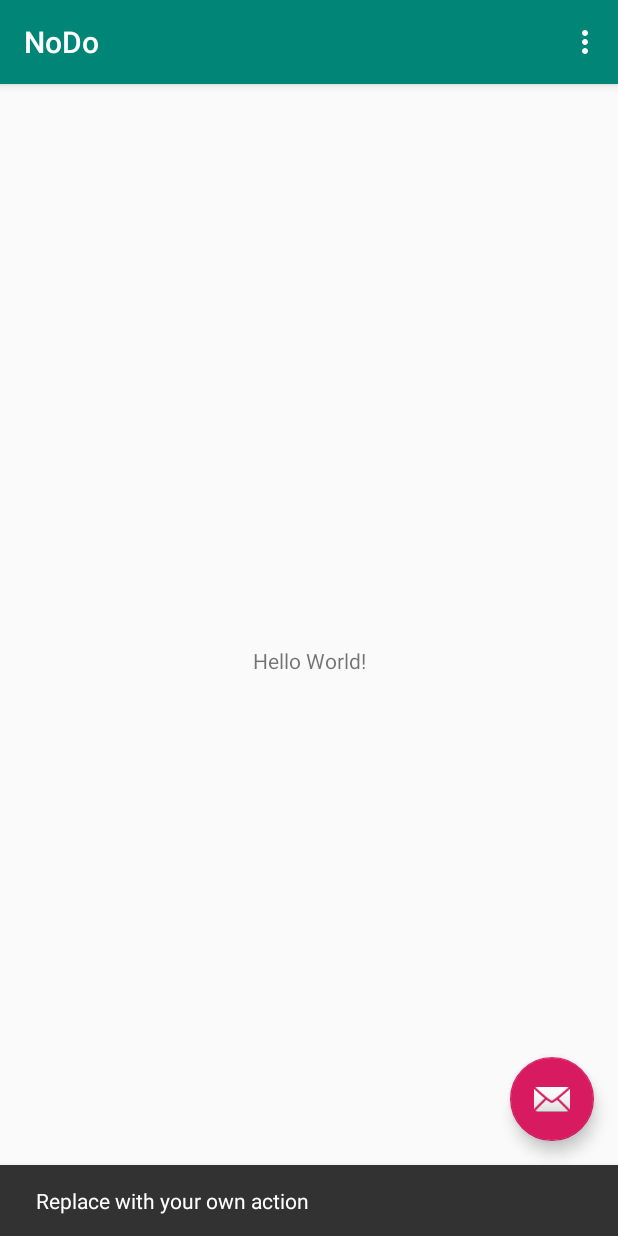
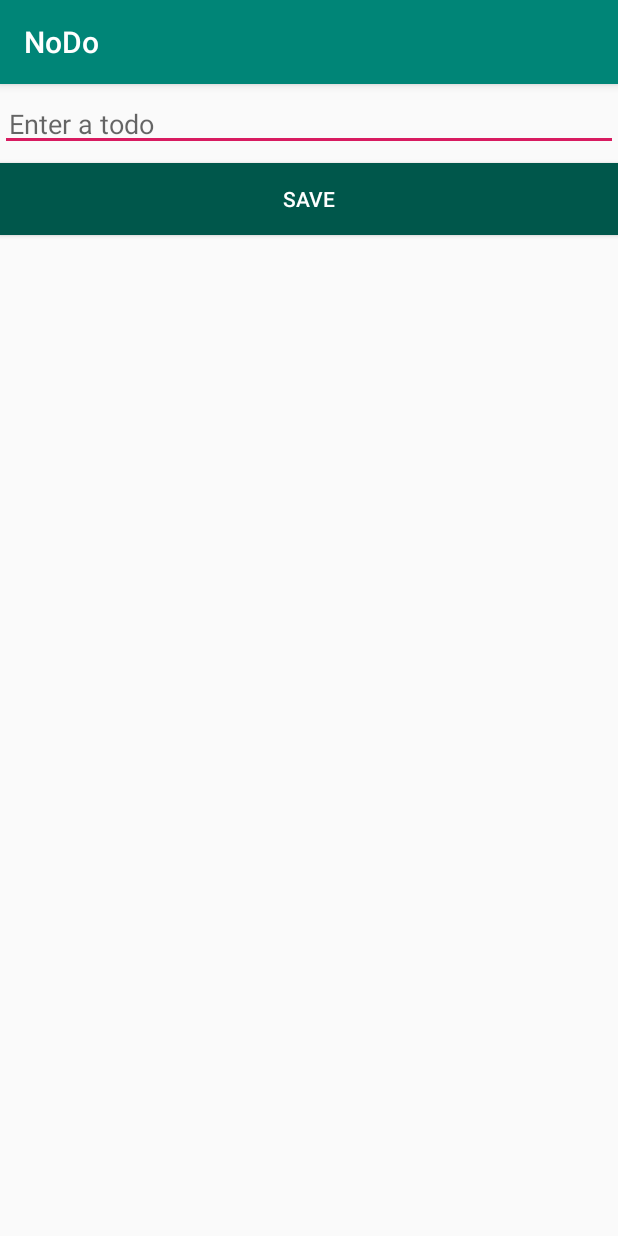
Before and after one commit to esaddag/NoDo, an Android app: the screen it shows after launch (MainActivity before the commit, NewToDoActivity after it), after a tap on an icon or button, on a phone screen of 412 x 824 dp. Run offline under Robolectric (Android 15) with nearby library versions, the phone set to English and light mode, and no system bars; our stand-ins replace Room's generated code.

Commit message:
last changes

```diff
--- a/app/build.gradle
+++ b/app/build.gradle
@@ -31,7 +31,7 @@ dependencies {
     implementation "android.arch.persistence.room:runtime:$rootProject.roomVersion"
     annotationProcessor "android.arch.persistence.room:compiler:$rootProject.roomVersion"
     androidTestImplementation "android.arch.persistence.room:testing:$rootProject.roomVersion"
-0
+    0
     //lifecycle components
     implementation "android.arch.lifecycle:extensions:$rootProject.archLifecycleVersion"
     annotationProcessor "android.arch.lifecycle:compiler:$rootProject.archLifecycleVersion"
--- a/app/src/main/AndroidManifest.xml
+++ b/app/src/main/AndroidManifest.xml
@@ -9,6 +9,7 @@
         android:roundIcon="@mipmap/ic_launcher_round"
         android:supportsRtl="true"
         android:theme="@style/AppTheme">
+        <activity android:name=".NewToDoActivity"></activity>
         <activity
             android:name=".MainActivity"
             android:label="@string/app_name"
--- a/app/src/main/java/com/example/nodo/MainActivity.java
+++ b/app/src/main/java/com/example/nodo/MainActivity.java
@@ -1,18 +1,36 @@
 package com.example.nodo;
 
+import android.content.Intent;
 import android.os.Bundle;
 
+import com.example.nodo.model.NoDo;
+import com.example.nodo.model.NoDoViewModel;
+import com.example.nodo.ui.NoDoListAdapter;
 import com.google.android.material.floatingactionbutton.FloatingActionButton;
 import com.google.android.material.snackbar.Snackbar;
 
+import androidx.annotation.Nullable;
 import androidx.appcompat.app.AppCompatActivity;
 import androidx.appcompat.widget.Toolbar;
+import androidx.lifecycle.Observer;
+import androidx.lifecycle.ViewModel;
+import androidx.lifecycle.ViewModelProvider;
+import androidx.lifecycle.ViewModelProviders;
+import androidx.recyclerview.widget.LinearLayoutManager;
+import androidx.recyclerview.widget.RecyclerView;
 
 import android.view.View;
 import android.view.Menu;
 import android.view.MenuItem;
+import android.widget.Toast;
+
+import java.util.List;
 
 public class MainActivity extends AppCompatActivity {
+
+    private static final int NEW_TODO_REQUEST_CODE = 1;
+    private NoDoListAdapter noDoListAdapter;
+    private NoDoViewModel noDoViewModel;
 
     @Override
     protected void onCreate(Bundle savedInstanceState) {
@@ -21,12 +39,27 @@ public class MainActivity extends AppCompatActivity {
         Toolbar toolbar = findViewById(R.id.toolbar);
         setSupportActionBar(toolbar);
 
+        noDoViewModel = ViewModelProviders.of(this).get(NoDoViewModel.class);
+
+        RecyclerView recyclerView = findViewById(R.id.recyclerview);
+        noDoListAdapter = new NoDoListAdapter(this);
+        recyclerView.setAdapter(noDoListAdapter);
+        recyclerView.setLayoutManager(new LinearLayoutManager(this));
+
         FloatingActionButton fab = findViewById(R.id.fab);
         fab.setOnClickListener(new View.OnClickListener() {
             @Override
             public void onClick(View view) {
-                Snackbar.make(view, "Replace with your own action", Snackbar.LENGTH_LONG)
-                        .setAction("Action", null).show();
+               Intent intent = new Intent(MainActivity.this, NewToDoActivity.class);
+               startActivityForResult(intent,NEW_TODO_REQUEST_CODE);
+            }
+        });
+
+        noDoViewModel.getAllNoDos().observe(this, new Observer<List<NoDo>>() {
+            @Override
+            public void onChanged(List<NoDo> noDos) {
+                //update the cached copy of todos in the adapter
+                noDoListAdapter.setToDo(noDos);
             }
         });
     }
@@ -52,4 +85,16 @@ public class MainActivity extends AppCompatActivity {
 
         return super.onOptionsItemSelected(item);
     }
+
+    @Override
+    protected void onActivityResult(int requestCode, int resultCode, @Nullable Intent data) {
+        super.onActivityResult(requestCode, resultCode, data);
+        if(requestCode== NEW_TODO_REQUEST_CODE && resultCode ==RESULT_OK){
+            assert data != null;
+            NoDo noDo = new NoDo(data.getStringExtra(NewToDoActivity.EXTRA_REPLY));
+            noDoViewModel.insert(noDo);
+        }else{
+            Toast.makeText(this,R.string.empty_not_saved,Toast.LENGTH_SHORT).show();
+        }
+    }
 }
--- /dev/null
+++ b/app/src/main/java/com/example/nodo/NewToDoActivity.java
@@ -0,0 +1,40 @@
+package com.example.nodo;
+
+import androidx.appcompat.app.AppCompatActivity;
+
+import android.content.Intent;
+import android.os.Bundle;
+import android.text.TextUtils;
+import android.view.View;
+import android.widget.Button;
+import android.widget.EditText;
+
+public class NewToDoActivity extends AppCompatActivity {
+    public static final String EXTRA_REPLY = "todonun içi";
+    private EditText editText;
+
+    @Override
+    protected void onCreate(Bundle savedInstanceState) {
+        super.onCreate(savedInstanceState);
+        setContentView(R.layout.activity_new_to_do);
+
+        editText = findViewById(R.id.edit_todo);
+
+        final Button saveButton = findViewById(R.id.button_save);
+        saveButton.setOnClickListener(new View.OnClickListener() {
+            @Override
+            public void onClick(View v) {
+                Intent replyIntent = new Intent();
+                if(TextUtils.isEmpty(editText.getText())){
+                    setResult(RESULT_CANCELED,replyIntent);
+                }else {
+                    String todoString = editText.getText().toString();
+                    replyIntent.putExtra(EXTRA_REPLY, todoString);
+                    setResult(RESULT_OK,replyIntent);
+                }
+                finish();
+            }
+        });
+
+    }
+}
--- a/app/src/main/java/com/example/nodo/data/NoDoRoomDatabase.java
+++ b/app/src/main/java/com/example/nodo/data/NoDoRoomDatabase.java
@@ -1,12 +1,16 @@
 package com.example.nodo.data;
 
 import android.content.Context;
+import android.os.AsyncTask;
 
+import androidx.annotation.NonNull;
 import androidx.room.Database;
 import androidx.room.Insert;
 import androidx.room.Room;
 import androidx.room.RoomDatabase;
+import androidx.sqlite.db.SupportSQLiteDatabase;
 
+import com.example.nodo.R;
 import com.example.nodo.model.NoDo;
 
 @Database(entities = {NoDo.class}, version = 1)
@@ -22,11 +26,41 @@ public abstract class NoDoRoomDatabase extends RoomDatabase {
                 if(INSTANCE == null){
 
                     INSTANCE = Room.databaseBuilder(context.getApplicationContext(),
-                            NoDoRoomDatabase.class, "nodo_database").build();
+                            NoDoRoomDatabase.class, "nodo_database")
+                            .addCallback(roomDatabaseCallback)
+                            .build();
                 }
             }
         }
         return INSTANCE;
     }
 
+    private static RoomDatabase.Callback roomDatabaseCallback =
+            new RoomDatabase.Callback(){
+                @Override
+                public void onOpen(@NonNull SupportSQLiteDatabase db) {
+                    super.onOpen(db);
+                    new PopulateDbAsync(INSTANCE).execute();
+                }
+            };
+
+    private static class PopulateDbAsync extends AsyncTask<Void,Void,Void> {
+        private final NoDoDao noDoDao;
+        public PopulateDbAsync(NoDoRoomDatabase db) {
+            noDoDao = db.noDoDao();
+        }
+
+        @Override
+        protected Void doInBackground(Void... voids) {
+           //noDoDao.deleteAll();//removes all items from our table
+
+            /*NoDo noDo = new NoDo("yeni bişey");
+            noDoDao.insert(noDo);
+
+            noDo = new NoDo("bu da başka bişey");
+            noDoDao.insert(noDo);*/
+
+            return null;
+        }
+    }
 }
--- /dev/null
+++ b/app/src/main/java/com/example/nodo/model/NoDoViewModel.java
@@ -0,0 +1,33 @@
+package com.example.nodo.model;
+
+import android.app.Application;
+
+import androidx.annotation.NonNull;
+import androidx.lifecycle.AndroidViewModel;
+import androidx.lifecycle.LiveData;
+
+import com.example.nodo.util.NoDoRepository;
+
+import java.util.List;
+
+
+public class NoDoViewModel extends AndroidViewModel {
+
+    private NoDoRepository noDoRepository;
+    private LiveData<List<NoDo>> allNoDos;
+
+    public NoDoViewModel(@NonNull Application application) {
+        super(application);
+        noDoRepository = new NoDoRepository(application);
+        allNoDos = noDoRepository.getAllNoDos();
+
+    }
+
+    public LiveData<List<NoDo>> getAllNoDos() {
+        return allNoDos;
+    }
+
+    public void insert(NoDo noDo){
+        noDoRepository.insert(noDo);
+    }
+}
--- /dev/null
+++ b/app/src/main/java/com/example/nodo/ui/NoDoListAdapter.java
@@ -0,0 +1,66 @@
+package com.example.nodo.ui;
+
+import android.content.Context;
+import android.view.LayoutInflater;
+import android.view.View;
+import android.view.ViewGroup;
+import android.widget.TextView;
+
+import androidx.annotation.NonNull;
+import androidx.recyclerview.widget.RecyclerView;
+
+import com.example.nodo.R;
+import com.example.nodo.model.NoDo;
+
+import java.util.List;
+
+public class NoDoListAdapter extends RecyclerView.Adapter<NoDoListAdapter.NoDoViewHolder> {
+
+    private final LayoutInflater noDoInflater;
+    private List<NoDo> noDoList; // cached copy of nodo items
+
+    public NoDoListAdapter(Context context) {
+        noDoInflater = LayoutInflater.from(context);
+    }
+
+    @NonNull
+    @Override
+    public NoDoViewHolder onCreateViewHolder(@NonNull ViewGroup parent, int viewType) {
+        View view = noDoInflater.inflate(R.layout.recyclerview_item, parent, false);
+        return new NoDoViewHolder(view);
+    }
+
+    @Override
+    public void onBindViewHolder(@NonNull NoDoViewHolder holder, int position) {
+        if (noDoList != null) {
+            NoDo current = noDoList.get(position);
+            holder.noDoTextView.setText(current.getNoDo());
+        } else {
+            holder.noDoTextView.setText(R.string.no_todo);
+        }
+    }
+
+    public void setToDo(List<NoDo> nodos) {
+        noDoList = nodos;
+        notifyDataSetChanged();
+    }
+
+
+    @Override
+    public int getItemCount() {
+        if (noDoList != null)
+            return noDoList.size();
+        else
+            return 0;
+    }
+
+    public class NoDoViewHolder extends RecyclerView.ViewHolder {
+
+        private TextView noDoTextView;
+
+        public NoDoViewHolder(@NonNull View itemView) {
+            super(itemView);
+            noDoTextView = itemView.findViewById(R.id.textView);
+        }
+    }
+}
--- a/app/src/main/java/com/example/nodo/util/NoDoRepository.java
+++ b/app/src/main/java/com/example/nodo/util/NoDoRepository.java
@@ -23,11 +23,11 @@ public class NoDoRepository {
         allNoDos = noDoDao.getAllNoDos();
     }
 
-    LiveData<List<NoDo>> getAllNoDos(){
+    public LiveData<List<NoDo>> getAllNoDos(){
         return allNoDos;
     }
 
-    void insert(NoDo noDo){
+    public void insert(NoDo noDo){
         new insertAsyncTask(noDoDao).execute(noDo);
 
     }
--- /dev/null
+++ b/app/src/main/res/drawable/ic_add_box_black_24dp.xml
@@ -0,0 +1,5 @@
+<vector android:height="24dp" android:tint="#FEFEFE"
+    android:viewportHeight="24.0" android:viewportWidth="24.0"
+    android:width="24dp" xmlns:android="http://schemas.android.com/apk/res/android">
+    <path android:fillColor="#FF000000" android:pathData="M19,3L5,3c-1.11,0 -2,0.9 -2,2v14c0,1.1 0.89,2 2,2h14c1.1,0 2,-0.9 2,-2L21,5c0,-1.1 -0.9,-2 -2,-2zM17,13h-4v4h-2v-4L7,13v-2h4L11,7h2v4h4v2z"/>
+</vector>
--- a/app/src/main/res/layout/activity_main.xml
+++ b/app/src/main/res/layout/activity_main.xml
@@ -28,6 +28,6 @@
         android:layout_height="wrap_content"
         android:layout_gravity="bottom|end"
         android:layout_margin="@dimen/fab_margin"
-        app:srcCompat="@android:drawable/ic_dialog_email" />
+        app:srcCompat="@drawable/ic_add_box_black_24dp" />
 
 </androidx.coordinatorlayout.widget.CoordinatorLayout>
--- /dev/null
+++ b/app/src/main/res/layout/activity_new_to_do.xml
@@ -0,0 +1,28 @@
+<?xml version="1.0" encoding="utf-8"?>
+<LinearLayout
+    android:orientation="vertical"
+    xmlns:android="http://schemas.android.com/apk/res/android"
+    xmlns:tools="http://schemas.android.com/tools"
+    android:layout_width="match_parent"
+    android:layout_height="match_parent"
+    tools:context=".NewToDoActivity">
+
+    <EditText
+        android:id="@+id/edit_todo"
+        android:hint="@string/hint_todo"
+        android:inputType="textAutoComplete"
+        android:padding="6dp"
+        android:textSize="18sp"
+        android:layout_marginBottom="8dp"
+        android:layout_marginTop="8dp"
+        android:layout_width="match_parent"
+        android:layout_height="wrap_content"/>
+    <Button
+        android:id="@+id/button_save"
+        android:background="@color/colorPrimaryDark"
+        android:textColor="@android:color/white"
+        android:text="@string/save_text"
+        android:layout_width="match_parent"
+        android:layout_height="wrap_content"/>
+
+</LinearLayout>
--- a/app/src/main/res/layout/content_main.xml
+++ b/app/src/main/res/layout/content_main.xml
@@ -8,13 +8,13 @@
     tools:context=".MainActivity"
     tools:showIn="@layout/activity_main">
 
-    <TextView
-        android:layout_width="wrap_content"
-        android:layout_height="wrap_content"
-        android:text="Hello World!"
+    <androidx.recyclerview.widget.RecyclerView
+        android:id="@+id/recyclerview"
+        android:layout_width="match_parent"
+        android:layout_height="match_parent"
+        android:background="@android:color/darker_gray"
         app:layout_constraintBottom_toBottomOf="parent"
-        app:layout_constraintLeft_toLeftOf="parent"
-        app:layout_constraintRight_toRightOf="parent"
+        app:layout_constraintEnd_toEndOf="parent"
+        app:layout_constraintStart_toStartOf="parent"
         app:layout_constraintTop_toTopOf="parent" />
-
 </androidx.constraintlayout.widget.ConstraintLayout>
--- a/app/src/main/res/values/strings.xml
+++ b/app/src/main/res/values/strings.xml
@@ -1,4 +1,8 @@
 <resources>
     <string name="app_name">NoDo</string>
     <string name="action_settings">Settings</string>
+    <string name="no_todo">Nothing to do!</string>
+    <string name="hint_todo">Enter a todo</string>
+    <string name="save_text">Save</string>
+    <string name="empty_not_saved">Not saved!</string>
 </resources>
```
Also changed, not shown: app/src/main/res/layout/recyclerview_item.xml (added, +12 -0 lines), app/src/main/res/values/styles.xml (+8 -0 lines).
